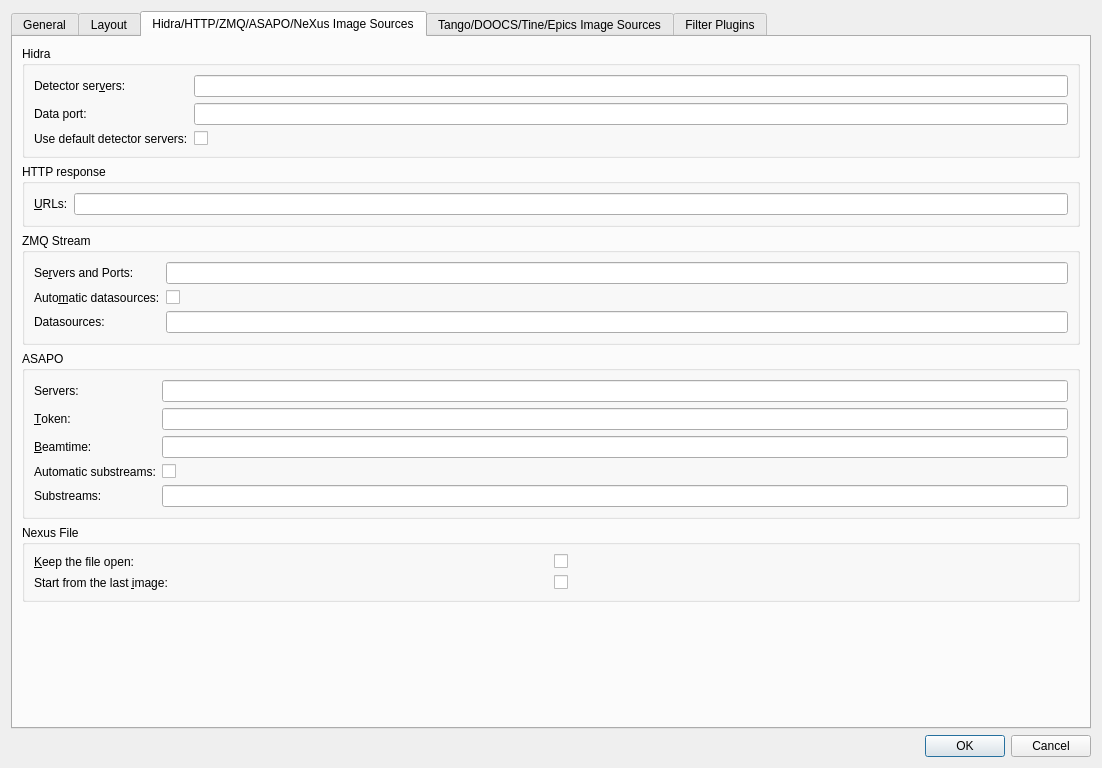
This is lavuelib/ui/ConfigDialog.ui in syncope/lavue as Qt 5 draws it before an edit. The edited form follows.
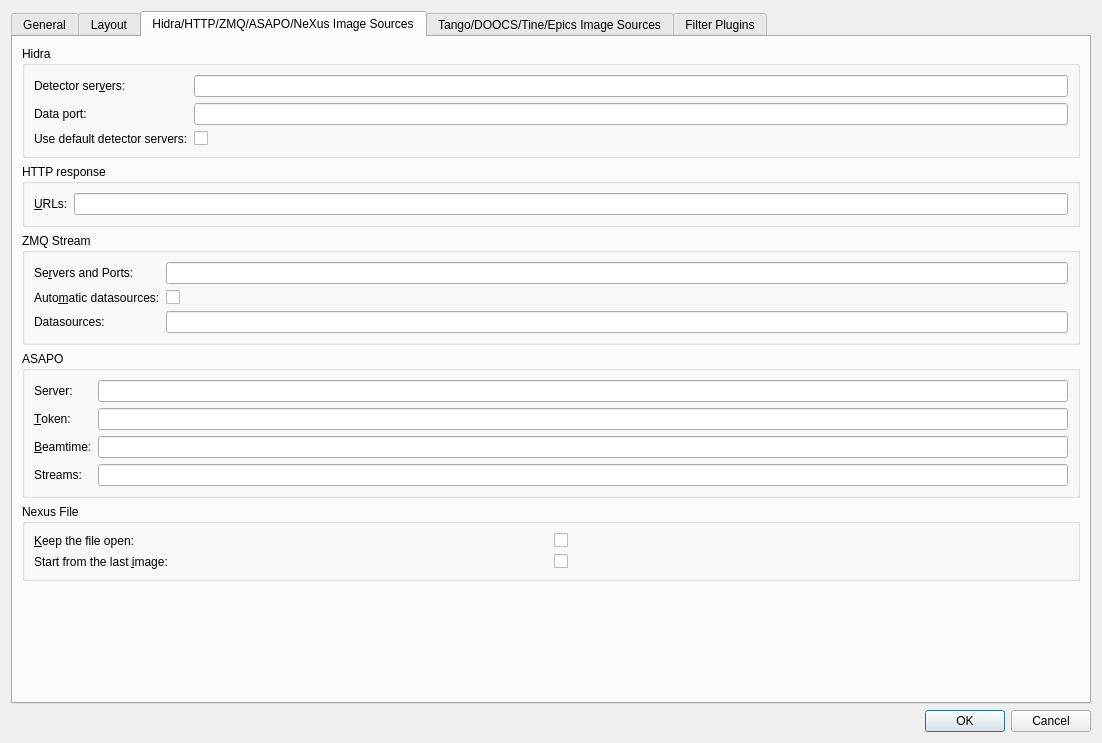
This is the edited form. The open tabs and pages were chosen to show the change.

Commit message:
fix setting asapo streams (#427)
* add streams

* fix passing configuration

* fix sub/stream selection

What changed in the file:
```diff
--- a/lavuelib/ui/ConfigDialog.ui
+++ b/lavuelib/ui/ConfigDialog.ui
@@ -7,7 +7,7 @@
     <x>0</x>
     <y>0</y>
     <width>1102</width>
-    <height>768</height>
+    <height>743</height>
    </rect>
   </property>
   <property name="windowTitle">
@@ -1749,7 +1749,7 @@
                  <string>&lt;html&gt;&lt;head/&gt;&lt;body&gt;&lt;p&gt;asapo servers list separated by spaces where server is a host:port string, &lt;/p&gt;&lt;p&gt;e.g.&lt;/p&gt;&lt;p&gt;asap3-utl.desy.de:8400 asap2-utl.desy.de:8200&lt;/p&gt;&lt;/body&gt;&lt;/html&gt;</string>
                 </property>
                 <property name="text">
-                 <string>Servers:</string>
+                 <string>Server:</string>
                 </property>
                 <property name="buddy">
                  <cstring>asaposerversLineEdit</cstring>
@@ -1759,27 +1759,7 @@
               <item row="0" column="1">
                <widget class="QLineEdit" name="asaposerversLineEdit">
                 <property name="toolTip">
-                 <string>&lt;html&gt;&lt;head/&gt;&lt;body&gt;&lt;p&gt;asapo servers list separated by spaces where server is a host:port string, &lt;/p&gt;&lt;p&gt;e.g.&lt;/p&gt;&lt;p&gt;asap3-utl.desy.de:8400 asap2-utl.desy.de:8200&lt;/p&gt;&lt;/body&gt;&lt;/html&gt;</string>
-                </property>
-               </widget>
-              </item>
-              <item row="4" column="1">
-               <widget class="QLineEdit" name="asaposubstreamsLineEdit">
-                <property name="toolTip">
-                 <string>&lt;html&gt;&lt;head/&gt;&lt;body&gt;&lt;p&gt;ASAPO substream names separated by spaces&lt;/p&gt;&lt;/body&gt;&lt;/html&gt;</string>
-                </property>
-               </widget>
-              </item>
-              <item row="4" column="0">
-               <widget class="QLabel" name="asaposubstreamsLabel">
-                <property name="toolTip">
-                 <string>&lt;html&gt;&lt;head/&gt;&lt;body&gt;&lt;p&gt;ASAPO substream names separated by spaces&lt;/p&gt;&lt;/body&gt;&lt;/html&gt;</string>
-                </property>
-                <property name="text">
-                 <string>Substreams:</string>
-                </property>
-                <property name="buddy">
-                 <cstring>asaposubstreamsLineEdit</cstring>
+                 <string>&lt;html&gt;&lt;head/&gt;&lt;body&gt;&lt;p&gt;asapo server in a form of host:port string, &lt;/p&gt;&lt;p&gt;e.g.&lt;/p&gt;&lt;p&gt;asap3-utl.desy.de:8400&lt;/p&gt;&lt;/body&gt;&lt;/html&gt;</string>
                 </property>
                </widget>
               </item>
@@ -1789,7 +1769,7 @@
                  <string>&lt;html&gt;&lt;head/&gt;&lt;body&gt;&lt;p&gt;load possible ASAPO substream names from the asapo broker&lt;/p&gt;&lt;/body&gt;&lt;/html&gt;</string>
                 </property>
                 <property name="text">
-                 <string>Automatic substreams:</string>
+                 <string>Streams:</string>
                 </property>
                 <property name="buddy">
                  <cstring>asapoautosubstreamsCheckBox</cstring>
@@ -1797,12 +1777,9 @@
                </widget>
               </item>
               <item row="3" column="1">
-               <widget class="QCheckBox" name="asapoautosubstreamsCheckBox">
+               <widget class="QLineEdit" name="asapostreamsLineEdit">
                 <property name="toolTip">
-                 <string>&lt;html&gt;&lt;head/&gt;&lt;body&gt;&lt;p&gt;load possible ASAPO substream names from the asapo broker&lt;/p&gt;&lt;/body&gt;&lt;/html&gt;</string>
-                </property>
-                <property name="text">
-                 <string/>
+                 <string>&lt;html&gt;&lt;head/&gt;&lt;body&gt;&lt;p&gt;Possible ASAPO stream names separated by spaces&lt;/p&gt;&lt;/body&gt;&lt;/html&gt;</string>
                 </property>
                </widget>
               </item>
```
Left out of the diff: 19 changed lines with no effect on the pictures. The commit also changes 10 other files.
